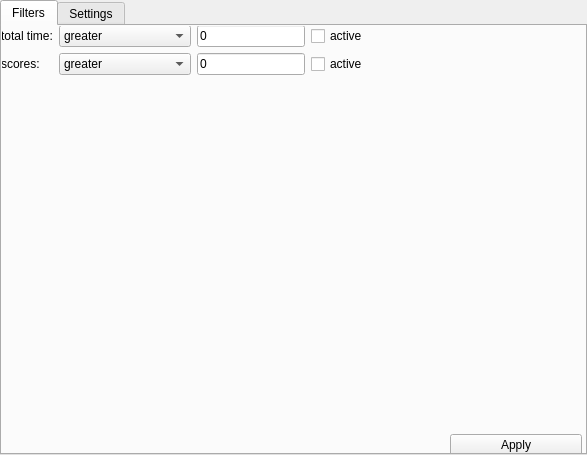
Above: settings.ui from maxscheurer/pycontact before the change. Below: the same form after it.
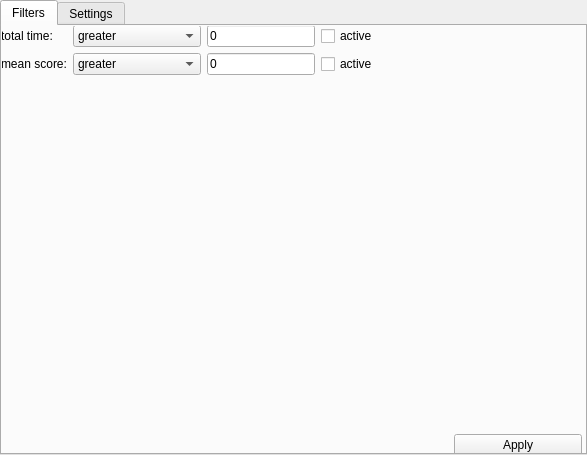
That is the form after the change.

Diff of the .ui file:
```diff
--- a/settings.ui
+++ b/settings.ui
@@ -121,7 +121,7 @@
         </sizepolicy>
        </property>
        <property name="text">
-        <string>scores:</string>
+        <string>mean score:</string>
        </property>
       </widget>
      </item>
```
